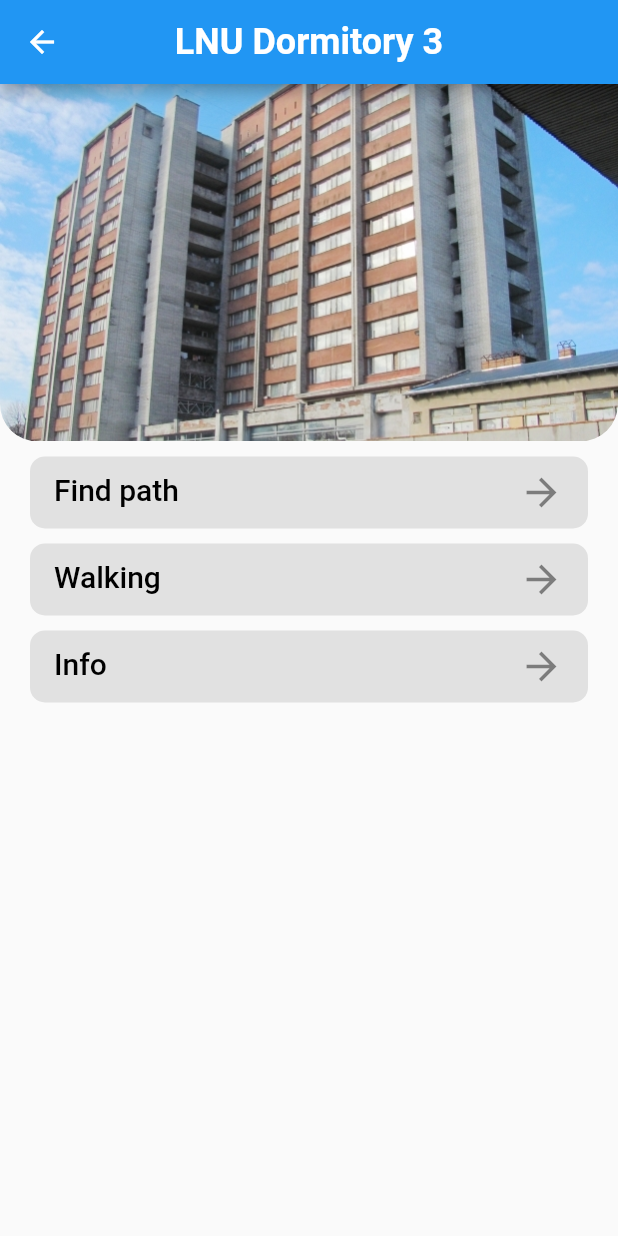
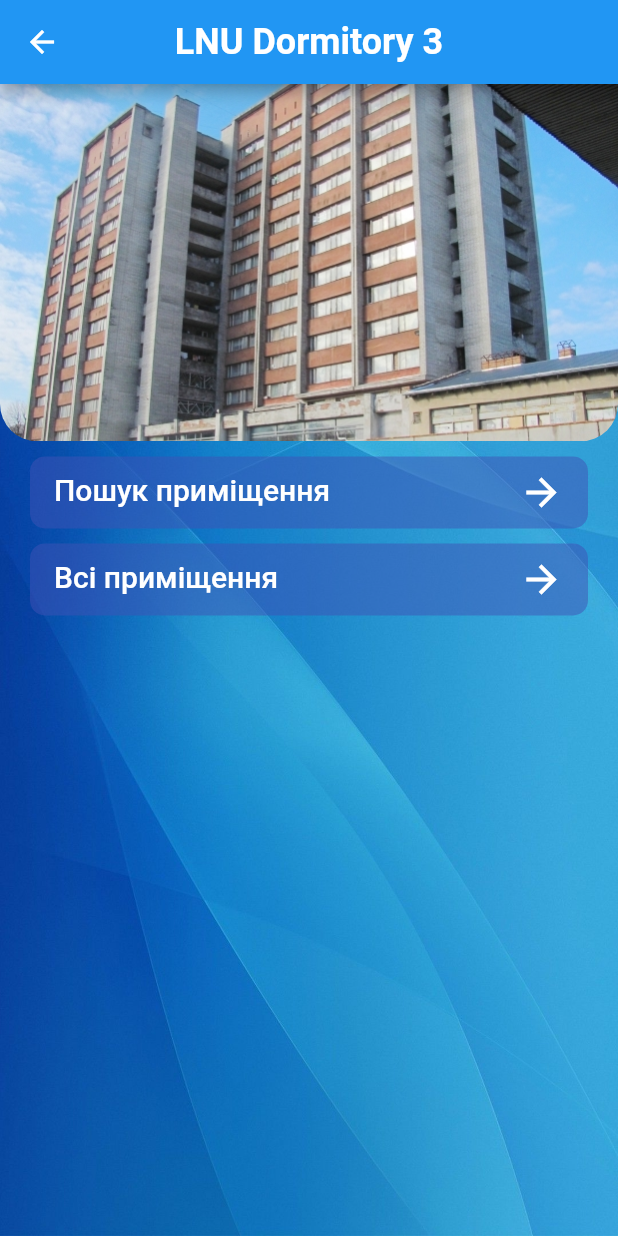
Before and after one commit to VictorBozhuk/building_navigator, a Flutter app: the screen it shows after launch, after a tap on "LNU Dormitory 3", on a phone screen of 412 x 824 dp. Run offline on Flutter 3.47's test engine with Material 2 defaults, Android fonts, the phone set to English and light mode, and no system bars; our stand-ins replace bloc, cloud_firestore, firebase_core, freezed_annotation; missing offline and left inert: panorama; accounts and stored records are empty; Roboto replaces fonts that are missing (Poppins).

Commit message:
Fixed bugs

```diff
--- a/lib/Style/app_colors.dart
+++ b/lib/Style/app_colors.dart
@@ -1,5 +1,7 @@
 import 'package:flutter/material.dart';
 
 class AppColors {
-  static const Color backgroundColor = Color(0xff1E1E40);
+  static const Color backgroundColor = Color.fromRGBO(6, 10, 88, 1);
+  static const Color ItemColor = Color.fromRGBO(6, 10, 88, 1);
+
 }
--- /dev/null
+++ b/lib/Style/images.dart
@@ -0,0 +1,8 @@
+import 'package:flutter/material.dart';
+
+class AppImages {
+  static DecorationImage backgroundImage = DecorationImage(
+    image: AssetImage("assets/back1.jpg"),
+    fit: BoxFit.fill,
+  );
+}
--- a/lib/loader/loader.dart
+++ b/lib/loader/loader.dart
@@ -1,11 +1,14 @@
 import '../models/building_model.dart';
-import 'dormitory_3/directions_dormitory_3.dart';
-import 'dormitory_3/edges_dormitory_3.dart';
-import 'dormitory_3/hotspots_dormitory_3.dart';
 import 'dormitory_3/vertexes_dormitory_3.dart';
 
 List<Building> buildings = [
   Building("LNU Dormitory 3", 'assets/buildings/dormitory_3.jpg',
       vertexesDormitory_3
       ),
+  Building("LNU Dormitory 2", 'assets/buildings/dormitory_2.jpg',
+      vertexesDormitory_3
+  ),
+  Building("LNU Dormitory 4", 'assets/buildings/dormitory_4.jpg',
+      vertexesDormitory_3
+  )
 ];
--- a/lib/main.dart
+++ b/lib/main.dart
@@ -1,7 +1,9 @@
 import 'package:building_navigator/screens/splash_screen.dart';
+import 'package:building_navigator/screens/test_panorama_screen.dart';
 import 'package:cloud_firestore/cloud_firestore.dart';
 import 'package:firebase_core/firebase_core.dart';
 import 'package:flutter/material.dart';
+import 'loader/dormitory_3/vertexes_dormitory_3.dart';
 import 'loader/loader.dart';
 import 'models/path_model.dart';
 
@@ -35,7 +37,7 @@ class MyHomePage extends StatefulWidget {
 }
 
 class _MyHomePageState extends State<MyHomePage> {
-
+/*
   void initFirebase() async {
     WidgetsFlutterBinding.ensureInitialized();
     await Firebase.initializeApp();
@@ -47,13 +49,15 @@ class _MyHomePageState extends State<MyHomePage> {
     initFirebase();
     //FirebaseFirestore.instance.collection('buildings').add({'building': buildings[0]});
   }
-
+*/
   @override
   Widget build(BuildContext context) {
     PathInfo.building = buildings[0];
 
-    return Scaffold(
-      body: Splash()
+    return MaterialApp(
+        debugShowCheckedModeBanner: false,
+        home: Splash()
+        //home: ParoramaScreenTest(panoramaImagePath: v6_7.imagePath ?? '', nextVertexImagePath: '',)
 
 
 /*
--- a/lib/models/building_model.dart
+++ b/lib/models/building_model.dart
@@ -49,10 +49,11 @@ class Building {
             room?.titleX ?? 0,
             room?.titleY ?? 0,));
         }
-        if(isTitleAPathOfVertex(nextVertexImagePath) == false){
+        /*
+        if(isTitleAPathOfVertex(nextVertexImagePath) == true){
           return hotspots;
         }
-
+*/
         int vertexConnectionLength = vertexes[i].vertexConnections?.length ?? 0;
         for(int j = 0; j < vertexConnectionLength; ++ j){
           var nextVertex = vertexes[i].vertexConnections?[j];
--- a/lib/models/room_model.dart
+++ b/lib/models/room_model.dart
@@ -1,7 +1,7 @@
 
 import 'package:building_navigator/models/vertex_model.dart';
 
-class Room {
+class Room extends Comparable<Room> {
   late String title;
   late String vertexTitle;
   late double? titleX;
@@ -16,4 +16,11 @@ class Room {
     titleY = y;
     this.direction = direction;
   }
+
+  @override
+  int compareTo(Room other) {
+    return title == other.title ? 1 : 0;
+  }
+
+
 }
--- a/lib/screens/building.dart
+++ b/lib/screens/building.dart
@@ -2,6 +2,7 @@ import 'package:building_navigator/screens/panorama_screen.dart';
 import 'package:building_navigator/screens/select_room.dart';
 import 'package:building_navigator/screens/widgets/building_widgets.dart';
 import 'package:flutter/material.dart';
+import '../Style/images.dart';
 import '../models/building_model.dart';
 import '../models/path_model.dart';
 import 'find_path.dart';
@@ -15,7 +16,11 @@ class BuildingPage extends StatelessWidget {
   Widget build(BuildContext context) {
     return Scaffold(
       appBar: getAppBar(building.title),
-      body: Column(
+      body: Container(
+        decoration: BoxDecoration(
+          image: AppImages.backgroundImage,
+        ),
+        child: Column(
           mainAxisAlignment: MainAxisAlignment.start,
           children: [
             Container(
@@ -33,8 +38,8 @@ class BuildingPage extends StatelessWidget {
                     child: Image(fit: BoxFit.fitWidth,
                         image: AssetImage(building.imagePath)))),
             ProfileItemButton(
-              title: 'Find path',
-              icon: const Icon(Icons.arrow_forward, color: Colors.black45, size: 30),
+                title: 'Пошук приміщення',
+                icon: const Icon(Icons.arrow_forward, color: Colors.white, size: 30),
                 func: () {
                   PathInfo.clear();
                   Navigator.push(
@@ -42,20 +47,17 @@ class BuildingPage extends StatelessWidget {
                       MaterialPageRoute(builder:
                           (context) => FindPathPage(building: building)));}),
             ProfileItemButton(
-              title: 'Walking',
-              icon: const Icon(Icons.arrow_forward, color: Colors.black45, size: 30),
+                title: 'Всі приміщення',
+                icon: const Icon(Icons.arrow_forward, color: Colors.white, size: 30),
                 func: () => {Navigator.push(
                     context,
                     MaterialPageRoute(builder:
                         (context) => SelectRoomScreen(building: building, isSource: true, func: () =>
                         Navigator.pushReplacement(context,
                             MaterialPageRoute(builder: (context) => PanoramaScreen(panoramaImagePath: PathInfo.getVertexImagePath(), nextVertexImagePath: "",))),)))}),
-          ProfileItemButton(
-              title: 'Info',
-              icon: const Icon(Icons.arrow_forward, color: Colors.black45, size: 30),
-              func: () => {})
           ],
         ),
+      )
     );
   }
 }
--- a/lib/screens/list_buildings.dart
+++ b/lib/screens/list_buildings.dart
@@ -1,6 +1,7 @@
 import 'package:building_navigator/screens/widgets/building_widgets.dart';
 import 'package:flutter/material.dart';
 import '../Style/app_colors.dart';
+import '../Style/images.dart';
 import '../loader/loader.dart';
 import '../models/path_model.dart';
 import 'building.dart';
@@ -9,44 +10,53 @@ class ListBuildingsPage extends StatelessWidget{
   @override
   Widget build(BuildContext context) {
     return MaterialApp(
-      color: AppColors.backgroundColor,
+
       debugShowCheckedModeBanner: false,
       home: Scaffold(
-        appBar: getAppBar("Buildings"),
-        body: Padding(
+
+        appBar: getAppBar("Будівлі"),
+        body: Container(
+          decoration: BoxDecoration(
+            image: AppImages.backgroundImage,
+          ),
+          child: Padding(
               padding: const EdgeInsets.all(12.0),
               // list view to show images and list count
-          child:
-
-
-          ListView.separated(
-            separatorBuilder: (BuildContext context, int index) => const Divider(),
+              child: ListView.separated(
+                  separatorBuilder: (BuildContext context, int index) => Divider(),
                   itemBuilder: (BuildContext, index){
                     return GestureDetector(
                       child: Card(
-                    child:
-                    Column(
+                        color: Colors.transparent,
+                          child: Container(
+                            color: Colors.indigo.withOpacity(0.7),
+                            child: Column(
                                 children: [
                                   Container(
                                       child:
                                       ClipRRect(
                                         borderRadius: const BorderRadius.only(
-                                    topLeft: Radius.circular(5),
-                                    topRight: Radius.circular(5)),
-                                child: Image( fit: BoxFit.fitWidth, image: AssetImage(buildings[index].imagePath)),)
+                                            topLeft: Radius.circular(10),
+                                            topRight: Radius.circular(10)),
+                                        child: Image(fit: BoxFit.fitWidth, image: AssetImage(buildings[index].imagePath)),)
                                   ),
                                   Container(
+                                      decoration: const BoxDecoration(
+                                          borderRadius: BorderRadius.all(Radius.circular(15))),
                                       margin: EdgeInsets.only(top: 10, bottom: 10),
                                       child:
                                       Text(buildings[index].title,
                                           style: const TextStyle(
+                                            color: Colors.white,
                                               fontFamily: 'Poppins',
                                               fontSize: 30,
                                               fontWeight: FontWeight.w600))
                                   )
 
                                 ]
+                            ) ,
                           )
+
                       ),
                       onTap: () =>
                       {
@@ -58,12 +68,13 @@ class ListBuildingsPage extends StatelessWidget{
                   },
                   itemCount: buildings.length,
                   shrinkWrap: true,
+
                   padding: EdgeInsets.all(5),
                   scrollDirection: Axis.vertical,
+                ),
               )
           ),
         ),
       );
   }
-
 }
--- a/lib/screens/splash_screen.dart
+++ b/lib/screens/splash_screen.dart
@@ -9,7 +9,7 @@ class Splash extends StatefulWidget {
 class _SplashState extends State<Splash> {
   @override
   void initState() {
-    Future.delayed(const Duration(seconds: 3), () {
+    Future.delayed(const Duration(seconds: 1), () {
       Navigator.push(
           context,
           MaterialPageRoute(
--- a/lib/screens/widgets/building_widgets.dart
+++ b/lib/screens/widgets/building_widgets.dart
@@ -29,7 +29,7 @@ class ProfileItemButton extends StatelessWidget {
               children: [ Text(title,
                         textAlign: TextAlign.left,
                         style: const TextStyle(
-                            color: Colors.black,
+                            color: Colors.white,
                             fontFamily: 'Poppins',
                             fontSize: 20,
                             overflow: TextOverflow.ellipsis,
@@ -44,7 +44,7 @@ class ProfileItemButton extends StatelessWidget {
           elevation: 0.0,
           shadowColor: Colors.transparent,
           fixedSize: const Size.fromHeight(48),
-          primary: Colors.black.withOpacity(0.1),
+          primary: Colors.indigo.withOpacity(0.5),
           shape: RoundedRectangleBorder(
             borderRadius: BorderRadius.circular(10),
           ),
--- a/pubspec.yaml
+++ b/pubspec.yaml
@@ -23,6 +23,7 @@ dependencies:
   freezed_annotation: ^0.15.0
   panorama: ^0.4.1
   splashscreen: ^1.3.5
+  provider: ^6.0.3
 
 dev_dependencies:
   flutter_test:
```
Also changed, not shown: lib/loader/dormitory_3/vertexes_dormitory_3.dart (+32 -1 lines), lib/screens/find_path.dart (+53 -11 lines), lib/screens/select_room.dart (+37 -9 lines), lib/screens/test_panorama_screen.dart (+2 -5 lines), assets/back1.jpg (added), assets/back2.jpg (added), assets/back3.jpg (added), assets/buildings/dormitory_2.jpg (added), assets/buildings/dormitory_4.jpg (added), pubspec.lock. Lines whose indentation alone changed are shown as unchanged.
